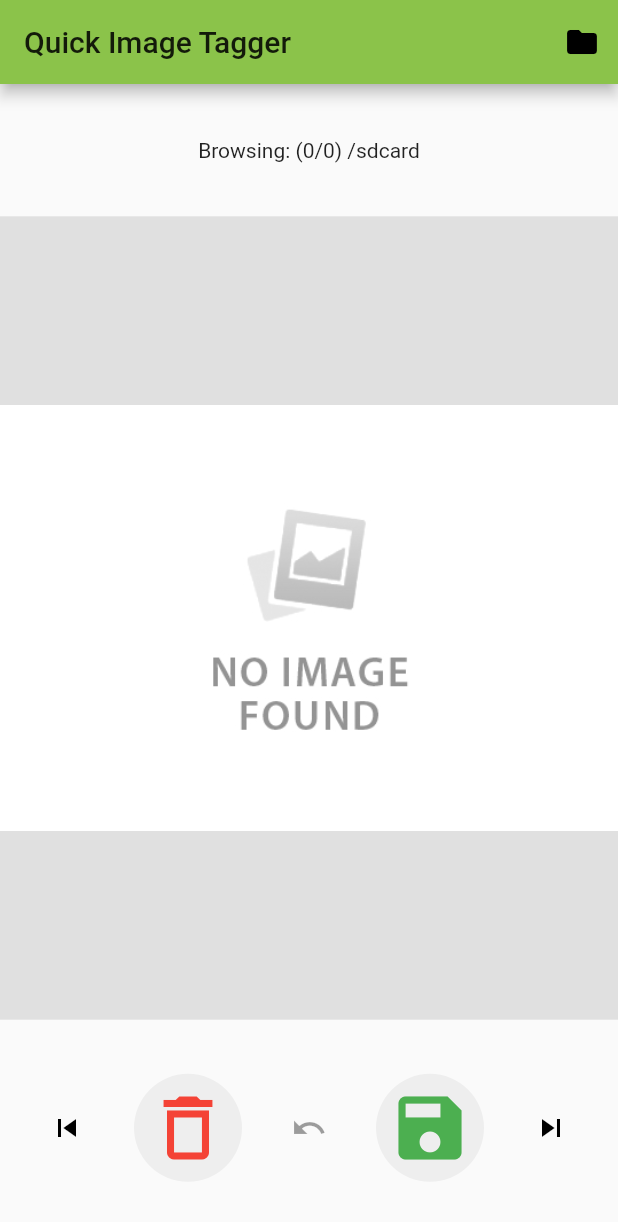
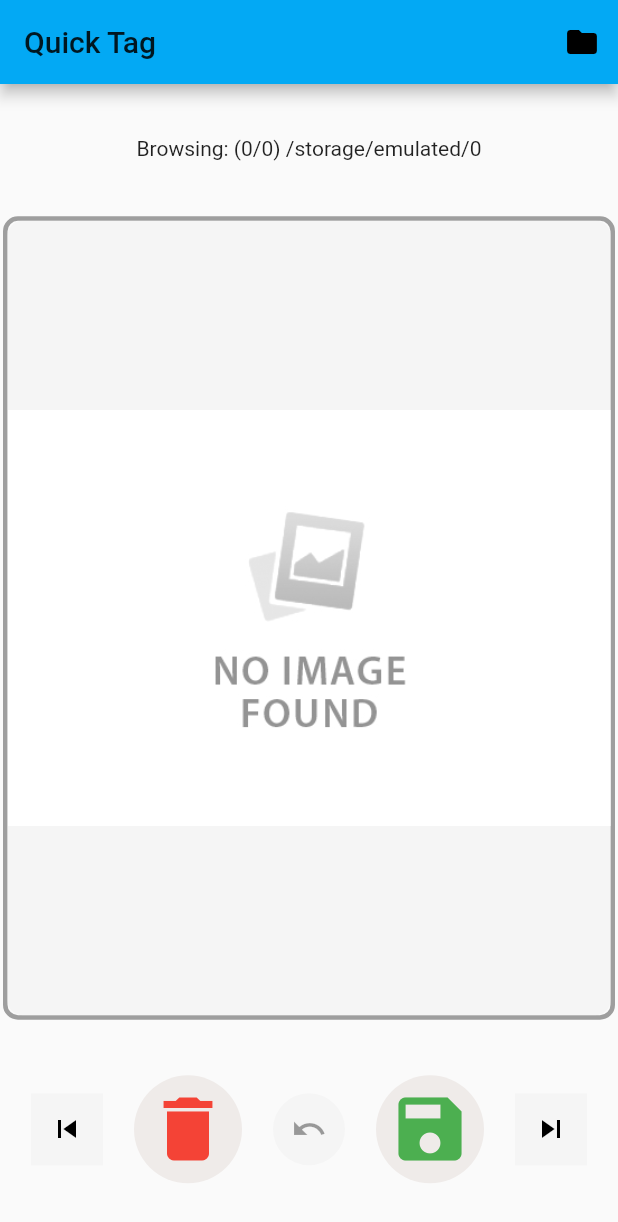
Before and after one commit to MarAvFe/quit_mobile, a Flutter app: the screen it shows after launch, after a tap on the "save" icon, on a phone screen of 412 x 824 dp. Shown: the top 1222 px of the screen. Run offline on Flutter 3.47's test engine with Material 2 defaults, Android fonts, the phone set to English and light mode, and no system bars; drawn by our look-alikes of photo_view; missing offline and left inert: directory_picker.

Commit message:
add: undo, image container, flutter update, test
* undo behavior implemented
* image container uses ClipRect to contain the zoom behavior and keep
  ui ordered and limited
* flutter sdk version supports if, for and spread operators
* a basic base frame test implemented (or updated from stock)

```diff
--- a/lib/main.dart
+++ b/lib/main.dart
@@ -3,6 +3,7 @@ import 'package:flutter/material.dart';
 import 'package:directory_picker/directory_picker.dart';
 import 'package:path_provider/path_provider.dart';
 import 'package:photo_view/photo_view.dart';
+import 'package:flutter/services.dart';
 
 void main() => runApp(MyApp());
 
@@ -10,12 +11,16 @@ class MyApp extends StatelessWidget {
   // This widget is the root of your application.
   @override
   Widget build(BuildContext context) {
+    SystemChrome.setPreferredOrientations([
+      DeviceOrientation.portraitUp,
+      DeviceOrientation.portraitDown,
+    ]);
     return MaterialApp(
-      title: 'QUIT',
+      title: 'Quick Tag',
       theme: ThemeData(
-        primarySwatch: Colors.lightGreen,
+        primarySwatch: Colors.lightBlue,
       ),
-      home: MyHomePage(title: 'Quick Image Tagger'),
+      home: MyHomePage(title: 'Quick Tag'),
     );
   }
 }
@@ -41,26 +46,36 @@ class ImageViewer extends StatefulWidget {
 class _ImageViewerState extends State<ImageViewer> {
   @override
   Widget build(BuildContext context) {
+    var radius10 = new BorderRadius.all(const Radius.circular(10.0));
     var scale = PhotoViewComputedScale.contained;
     return Container(
         width: MediaQuery.of(context).size.width,
         height: MediaQuery.of(context).size.height * 0.65,
         alignment: AlignmentDirectional(0.0, 0.0),
-        child: ClipRect(
+        margin: const EdgeInsets.all(2),
+        decoration: BoxDecoration(
+          border: new Border.all(color: Colors.grey[500], width: 3),
+          borderRadius: radius10,
+        ),
+        child: ClipRRect(
+            borderRadius: new BorderRadius.all(const Radius.circular(7)),
             child: new PhotoView(
-          backgroundDecoration: new BoxDecoration(color: Colors.grey[300]),
+              backgroundDecoration: new BoxDecoration(
+                color: Colors.grey.shade100,
+                borderRadius: radius10,
+              ),
               imageProvider: widget.path != ''
                   ? Image.asset(widget.path).image
                   : AssetImage('images/no-image-found.png'),
               initialScale: scale,
-          minScale: scale * 0.8,
-          maxScale: 4.0,
+              minScale: scale,
+              maxScale: scale, //4.0,
             )));
   }
 }
 
 class _MyHomePageState extends State<MyHomePage> {
-  Directory selectedDirectory = new Directory('/sdcard');
+  Directory selectedDirectory = new Directory('/storage/emulated/0');
   var readPaths = [];
   var history = [];
   var workingIdx = 0;
@@ -72,15 +87,12 @@ class _MyHomePageState extends State<MyHomePage> {
   Future<bool> classifyImage(bool keep) async {
     try {
       String oldFile = readPaths[workingIdx];
-      var contents = await new File(oldFile).readAsBytes();
       String newFilePath =
           '${selectedDirectory.path}/${keep ? 'quit_keep' : 'quit_delete'}/${readPaths[workingIdx].split("/").last}';
-      File newFile = File(newFilePath);
-      newFile.writeAsBytes(contents);
-      await new File(oldFile).delete();
+      await moveImage(oldFile, newFilePath);
       history.add('$newFilePath');
       readPaths.removeAt(workingIdx);
-      workingIdx == readPaths.length ? moveIdx(BACK) : null;
+      if (workingIdx == readPaths.length) moveIdx(BACK);
     } catch (e) {
       print('Exception: $e');
       return false;
@@ -88,15 +100,28 @@ class _MyHomePageState extends State<MyHomePage> {
     return true;
   }
 
+  Future<void> moveImage(String file, String dst) async {
+    print('move: $file -> $dst');
+    var contents = await new File(file).readAsBytes();
+    File newFile = File(dst);
+    newFile.writeAsBytes(contents);
+    await new File(file).delete();
+  }
+
+  Future<void> undo() async {
+    String historyFile = history.last;
+    String historyFileName = historyFile.split('/').last;
+    String restoredFile = '${selectedDirectory.path}/$historyFileName';
+    print('undo: $historyFile -> ${selectedDirectory.path}');
+    await moveImage(historyFile, restoredFile);
+    history.removeLast();
+    readPaths.insert(workingIdx, restoredFile);
+    setState(() {});
+  }
+
   void moveIdx(bool direction) {
     workingIdx += direction == FORWARD ? 1 : -1;
     workingIdx = readPaths.length != 0 ? workingIdx % readPaths.length : 0;
-    /* FORWARD: workingIdx = workingIdx < readPaths.length - 1
-                          ? workingIdx + 1
-                          : 0; */
-    /* BACK: workingIdx = workingIdx > 0
-                          ? workingIdx - 1
-                          : readPaths.length - 1; */
   }
 
   Future<void> _pickDirectory(BuildContext context) async {
@@ -110,6 +135,7 @@ class _MyHomePageState extends State<MyHomePage> {
       rootDirectory: directory,
     );
 
+    if (newDirectory != null) {
       setState(() {
         selectedDirectory = newDirectory;
         if (selectedDirectory != null) {
@@ -118,7 +144,9 @@ class _MyHomePageState extends State<MyHomePage> {
           Directory keepDir =
               new Directory('${selectedDirectory.path}/quit_keep');
           delDir.exists().then((doesIt) => {!doesIt ? delDir.create() : null});
-        keepDir.exists().then((doesIt) => {!doesIt ? keepDir.create() : null});
+          keepDir
+              .exists()
+              .then((doesIt) => {!doesIt ? keepDir.create() : null});
         }
         var valid = ['jpg', 'png', 'jpeg', 'bmp'];
         readPaths = [];
@@ -140,6 +168,7 @@ class _MyHomePageState extends State<MyHomePage> {
             });
       });
       print(workingIdx++);
+    }
   }
 
   @override
@@ -165,7 +194,12 @@ class _MyHomePageState extends State<MyHomePage> {
             Row(
               mainAxisAlignment: MainAxisAlignment.spaceEvenly,
               children: <Widget>[
-                IconButton(
+                Ink(
+                    decoration: ShapeDecoration(
+                      color: Colors.grey.shade100,
+                      shape: RoundedRectangleBorder(),
+                    ),
+                    child: IconButton(
                       icon: Icon(Icons.skip_previous),
                       tooltip: 'Previous',
                       color: Colors.black,
@@ -174,14 +208,16 @@ class _MyHomePageState extends State<MyHomePage> {
                           moveIdx(BACK);
                         });
                       },
-                ),
+                    )),
+                // ? as
+                // ! important
                 Ink(
                     decoration: ShapeDecoration(
-                      color: Colors.grey[200],
+                      color: Colors.brown[50],
                       shape: CircleBorder(),
                     ),
                     child: IconButton(
-                        icon: Icon(Icons.delete_outline),
+                        icon: Icon(Icons.delete),
                         tooltip: 'Delete',
                         color: Colors.red,
                         iconSize: 56,
@@ -192,15 +228,26 @@ class _MyHomePageState extends State<MyHomePage> {
                                 });
                           });
                         })),
-                IconButton(
+                Ink(
+                    decoration: ShapeDecoration(
+                      color: Colors.grey.shade100,
+                      //gradient: Gradient(colors: [Colors.red, Colors.blue]),
+                      shape: CircleBorder(),
+                    ),
+                    child: IconButton(
                         icon: Icon(Icons.undo),
                         tooltip: 'Undo',
                         color: Colors.yellow[600],
-                  onPressed: history.length <= 0 ? null : () {},
-                ),
+                        onPressed: history.length <= 0
+                            ? null
+                            : () {
+                                setState(() {
+                                  undo();
+                                });
+                              })),
                 Ink(
                     decoration: ShapeDecoration(
-                        color: Colors.grey[200], shape: CircleBorder()),
+                        color: Colors.brown[50], shape: CircleBorder()),
                     child: IconButton(
                         icon: Icon(Icons.save),
                         tooltip: 'Keep',
@@ -213,7 +260,12 @@ class _MyHomePageState extends State<MyHomePage> {
                                 });
                           });
                         })),
-                IconButton(
+                Ink(
+                    decoration: ShapeDecoration(
+                      color: Colors.grey.shade100,
+                      shape: RoundedRectangleBorder(),
+                    ),
+                    child: IconButton(
                       icon: Icon(Icons.skip_next),
                       tooltip: 'Skip next',
                       color: Colors.black,
@@ -222,7 +274,7 @@ class _MyHomePageState extends State<MyHomePage> {
                           moveIdx(FORWARD);
                         });
                       },
-                ),
+                    )),
               ],
             )
           ],
```
Also changed, not shown: pubspec.yaml (+4 -4 lines), 3 other files. Lines whose indentation alone changed are shown as unchanged.
